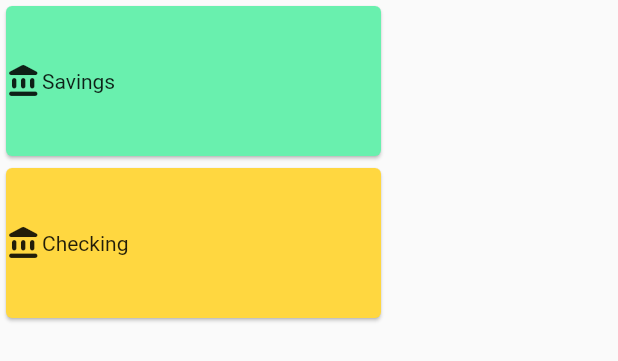
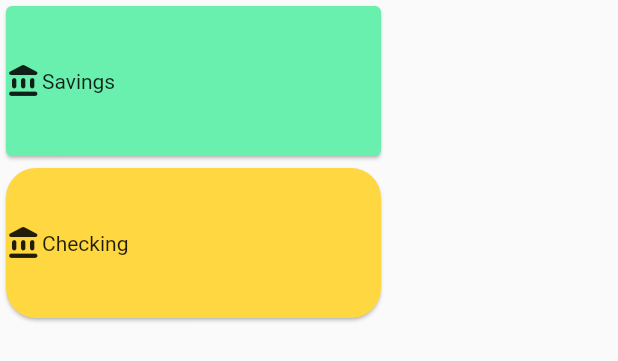
Before and after one commit to IanDarwin/flowcase, a Flutter app: the CardDemos widget shown alone on an empty page, opened directly, on a phone screen of 412 x 824 dp. Shown: the top 361 px of the screen. Run offline on Flutter 3.47's test engine with Material 2 defaults, Android fonts, the phone set to English and light mode, and no system bars; our stand-ins replace flutter_html.

Commit message:
Draw one of the cards w/ nice rounded border radius

```diff
--- a/lib/card_demos.dart
+++ b/lib/card_demos.dart
@@ -9,6 +9,8 @@ class CardDemos extends StatefulWidget {
   }
 }
 
+// Draws one "plain" rectangle and one with
+// a rounded border to look better.
 class _CardDemosState extends State<CardDemos> {
   @override
   Widget build(BuildContext context) {
@@ -33,8 +35,12 @@ class _CardDemosState extends State<CardDemos> {
               )
           ),
           Card(
+              shape: RoundedRectangleBorder(
+                borderRadius: BorderRadius.circular(20.0),
+              ),
               color: Colors.amberAccent,
               child: SizedBox(
+
                   width: 250,
                   height: 100,
                   child: InkWell(
```
